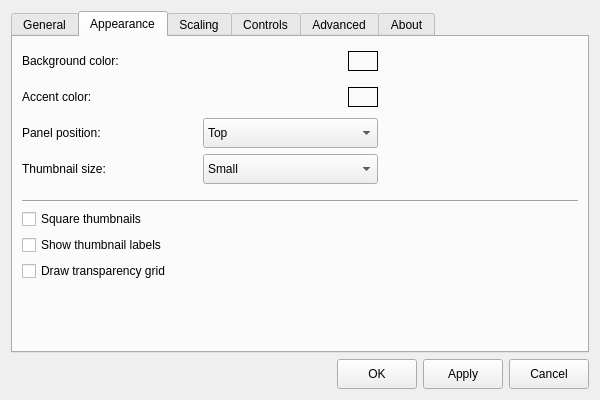
Qt form gui/settingsdialog.ui (do-i/thumbgrid) before a commit.
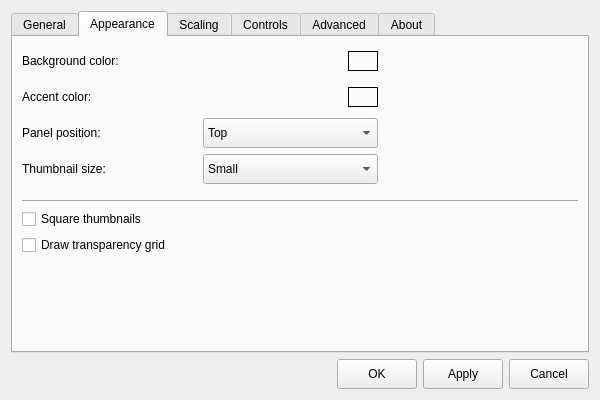
The same form after that commit. The open tabs and pages were chosen to show the change. Icons and pictures are not drawn. Custom widgets are drawn as their Qt base class.

Commit message: Speed up ThumbnailLabel creation. Temporary removed loading icon on panel items. Removed "showLabels" from settings. Maybe will reimplement it in future. Removed unnecessary call in ThumbnailStrip::addItemAt().

```diff
--- a/gui/settingsdialog.ui
+++ b/gui/settingsdialog.ui
@@ -651,28 +651,6 @@
              </property>
             </widget>
            </item>
-           <item>
-            <widget class="QCheckBox" name="thumbnailLabelsCheckBox">
-             <property name="sizePolicy">
-              <sizepolicy hsizetype="Preferred" vsizetype="Fixed">
-               <horstretch>0</horstretch>
-               <verstretch>0</verstretch>
-              </sizepolicy>
-             </property>
-             <property name="minimumSize">
-              <size>
-               <width>0</width>
-               <height>0</height>
-              </size>
-             </property>
-             <property name="text">
-              <string>Show thumbnail labels</string>
-             </property>
-             <property name="checked">
-              <bool>false</bool>
-             </property>
-            </widget>
-           </item>
            <item>
             <widget class="QCheckBox" name="transparencyGridCheckBox">
              <property name="text">
```
Left out of the diff: 18 changed lines with no effect on the pictures. The commit also changes 6 other files.
